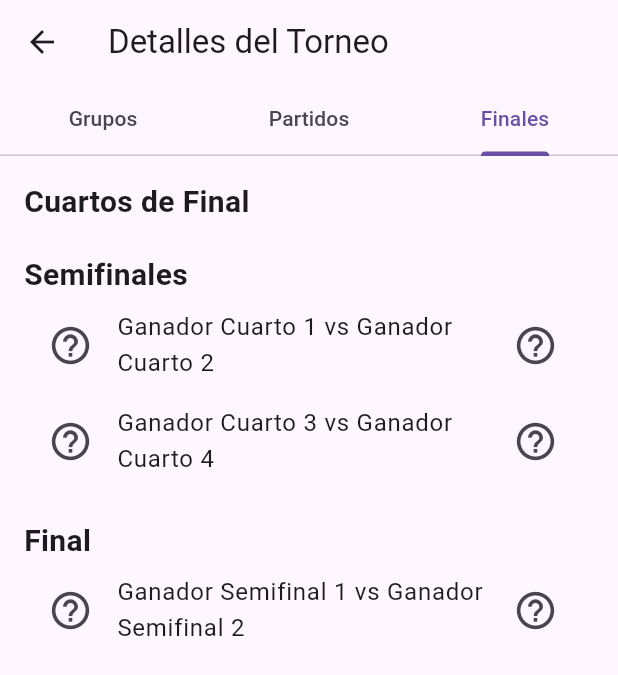
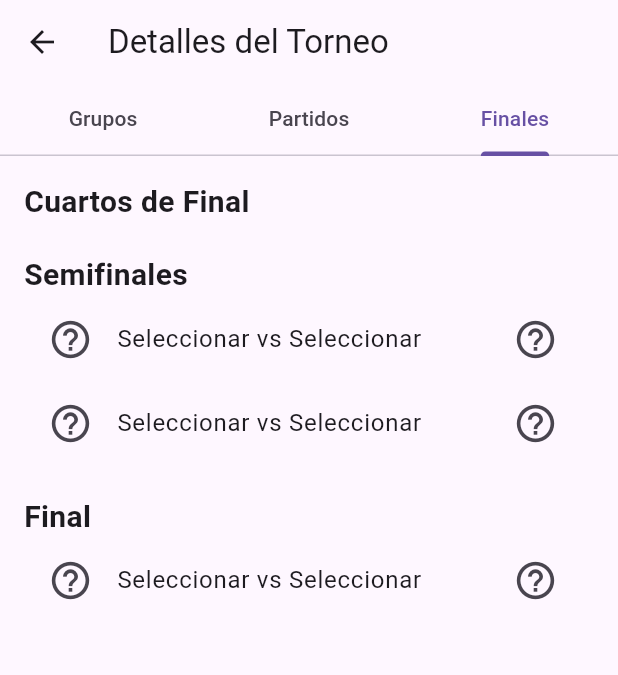
Before and after one commit to LuigiNieves/futudem, a Flutter app: the TournamentDetailScreen screen opened directly with empty values, tab 3 chosen, on a phone screen of 412 x 824 dp. Shown: the top 675 px of the screen. Run offline on Flutter 3.47's test engine with Material 3 defaults, Android fonts, the phone set to English and light mode, and no system bars.

Commit message:
seleccionar equipos finales

```diff
--- a/lib/screens/tournament/tournament_detail_screen.dart
+++ b/lib/screens/tournament/tournament_detail_screen.dart
@@ -1,11 +1,12 @@
 import 'package:flutter/material.dart';
 import 'package:futudem_app/models/team.dart';
+import 'package:futudem_app/models/match.dart';
 
-class TournamentDetailScreen extends StatelessWidget {
+class TournamentDetailScreen extends StatefulWidget {
   final List<Team> equipos;
   final Map<String, List<dynamic>> grupos;
   final Map<String, List<dynamic>> partidosPorJornada;
-  final List<dynamic> finales;
+  final List<Match> finales;
   final String role;
 
   const TournamentDetailScreen({
@@ -18,11 +19,23 @@ class TournamentDetailScreen extends StatelessWidget {
   });
 
   @override
+  State<TournamentDetailScreen> createState() => _TournamentDetailScreenState();
+}
+
+class _TournamentDetailScreenState extends State<TournamentDetailScreen> {
+  Team? semi1Home;
+  Team? semi1Away;
+  Team? semi2Home;
+  Team? semi2Away;
+  Team? finalHome;
+  Team? finalAway;
+
+  @override
   Widget build(BuildContext context) {
     final List<Tab> tabs = [];
     final List<Widget> tabViews = [];
 
-    if (role == 'admin') {
+    if (widget.role == 'admin') {
       tabs.add(const Tab(text: "Equipos"));
       tabViews.add(_buildEquipos());
     }
@@ -50,16 +63,13 @@ class TournamentDetailScreen extends StatelessWidget {
 
   Widget _buildEquipos() {
     return ListView.builder(
-      itemCount: equipos.length,
+      itemCount: widget.equipos.length,
       itemBuilder: (context, index) {
-        final equipo = equipos[index];
+        final equipo = widget.equipos[index];
         return ListTile(
           title: Row(
             children: [
-              Image.network(
-                equipo.flagUrl,
-                // errorBuilder: (context, error, stackTrace) => const Icon(Icons.error),
-              ),
+              Image.network(equipo.flagUrl),
               const SizedBox(width: 10),
               Text(equipo.name),
             ],
@@ -71,12 +81,10 @@ class TournamentDetailScreen extends StatelessWidget {
 
   Widget _buildGrupos() {
     return ListView(
-      children:
-          grupos.entries.map((entry) {
+      children: widget.grupos.entries.map((entry) {
         return ExpansionTile(
           title: Text("Grupo ${entry.key}"),
-              children:
-                  entry.value.map<Widget>((equipo) {
+          children: entry.value.map<Widget>((equipo) {
             return ListTile(
               leading: Image.network(equipo.flagUrl, width: 30),
               title: Text(equipo.name),
@@ -89,12 +97,10 @@ class TournamentDetailScreen extends StatelessWidget {
 
   Widget _buildPartidos() {
     return ListView(
-      children:
-          partidosPorJornada.entries.map((entry) {
+      children: widget.partidosPorJornada.entries.map((entry) {
         return ExpansionTile(
           title: Text(entry.key),
-              children:
-                  entry.value.map<Widget>((match) {
+          children: entry.value.map<Widget>((match) {
             return ListTile(
               title: Row(
                 mainAxisAlignment: MainAxisAlignment.center,
@@ -102,28 +108,26 @@ class TournamentDetailScreen extends StatelessWidget {
                   Expanded(
                     child: Text(
                       match.homeTeam.name,
-                              // overflow: TextOverflow.ellipsis,
                       textAlign: TextAlign.end,
-
                     ),
                   ),
-                          SizedBox(width: 8),
+                  const SizedBox(width: 8),
                   Image.network(
                     match.homeTeam.flagUrl,
                     width: 32,
                     height: 20,
                     fit: BoxFit.cover,
                   ),
-                          SizedBox(width: 8),
+                  const SizedBox(width: 8),
                   const Text("vs"),
-                          SizedBox(width: 8),
+                  const SizedBox(width: 8),
                   Image.network(
                     match.awayTeam.flagUrl,
                     width: 32,
                     height: 20,
                     fit: BoxFit.cover,
                   ),
-                          SizedBox(width: 8),
+                  const SizedBox(width: 8),
                   Expanded(
                     child: Text(
                       match.awayTeam.name,
@@ -145,30 +149,140 @@ padding: const EdgeInsets.all(16),
       children: [
         const Text('Cuartos de Final',
             style: TextStyle(fontSize: 20, fontWeight: FontWeight.bold)),
-...finales.map((match) => ListTile(
+        ...widget.finales.map((match) => ListTile(
               leading: Image.network(match.homeTeam.flagUrl, width: 30),
-title:
-Text('${match.homeTeam.name} vs ${match.awayTeam.name}'),
+              title: Text('${match.homeTeam.name} vs ${match.awayTeam.name}'),
               trailing: Image.network(match.awayTeam.flagUrl, width: 30),
             )),
         const SizedBox(height: 20),
         const Text('Semifinales',
             style: TextStyle(fontSize: 20, fontWeight: FontWeight.bold)),
-_buildPlaceholderTile('Ganador Cuarto 1', 'Ganador Cuarto 2'),
-_buildPlaceholderTile('Ganador Cuarto 3', 'Ganador Cuarto 4'),
+        _buildSemifinalTile(1, semi1Home, semi1Away),
+        _buildSemifinalTile(2, semi2Home, semi2Away),
         const SizedBox(height: 20),
         const Text('Final',
             style: TextStyle(fontSize: 20, fontWeight: FontWeight.bold)),
-_buildPlaceholderTile('Ganador Semifinal 1', 'Ganador Semifinal 2'),
+        _buildFinalTile(),
       ],
     );
   }
 
-Widget _buildPlaceholderTile(String homeName, String awayName) {
+  Widget _buildSemifinalTile(int semiNumber, Team? home, Team? away) {
     return ListTile(
-leading: const Icon(Icons.help_outline, size: 30),
-title: Text('$homeName vs $awayName'),
-trailing: const Icon(Icons.help_outline, size: 30),
+      leading: GestureDetector(
+        onTap: () async {
+          final selected = await _selectTeam();
+          if (selected != null) {
+            setState(() {
+              if (semiNumber == 1) semi1Home = selected;
+              if (semiNumber == 2) semi2Home = selected;
+            });
+          }
+        },
+        child: home != null
+            ? Image.network(home.flagUrl, width: 30)
+            : const Icon(Icons.help_outline, size: 30),
+      ),
+      title: Text('${home?.name ?? 'Seleccionar'} vs ${away?.name ?? 'Seleccionar'}'),
+      trailing: GestureDetector(
+        onTap: () async {
+          final selected = await _selectTeam();
+          if (selected != null) {
+            setState(() {
+              if (semiNumber == 1) semi1Away = selected;
+              if (semiNumber == 2) semi2Away = selected;
+            });
+          }
+        },
+        child: away != null
+            ? Image.network(away.flagUrl, width: 30)
+            : const Icon(Icons.help_outline, size: 30),
+      ),
     );
   }
+
+  Widget _buildFinalTile() {
+    return ListTile(
+      leading: GestureDetector(
+        onTap: () => _selectFinalTeam(isHome: true),
+        child: finalHome != null
+            ? Image.network(finalHome!.flagUrl, width: 30)
+            : const Icon(Icons.help_outline, size: 30),
+      ),
+      title: Text(
+        '${finalHome?.name ?? 'Seleccionar'} vs ${finalAway?.name ?? 'Seleccionar'}',
+      ),
+      trailing: GestureDetector(
+        onTap: () => _selectFinalTeam(isHome: false),
+        child: finalAway != null
+            ? Image.network(finalAway!.flagUrl, width: 30)
+            : const Icon(Icons.help_outline, size: 30),
+      ),
+    );
   }
+
+  Future<Team?> _selectTeam() async {
+
+     if (widget.role != 'admin') {
+    // No permitir selección si no es administrador
+    return null;
+  }
+
+    List<Team> availableTeams = [];
+
+    for (var match in widget.finales) {
+      availableTeams.add(match.homeTeam);
+      availableTeams.add(match.awayTeam);
+    }
+    return await showDialog<Team>(
+    context: context,
+    builder: (context) {
+      return SimpleDialog(
+        title: const Text('Selecciona un equipo'),
+        children: availableTeams.map((team) {
+          return SimpleDialogOption(
+            child: Text(team.name),
+            onPressed: () => Navigator.pop(context, team),
+          );
+        }).toList(),
+      );
+    },
+  );
+  }
+
+  void _selectFinalTeam({required bool isHome}) async {
+    List<Team> semifinalWinners = [];
+
+    if (semi1Home != null) semifinalWinners.add(semi1Home!);
+    if (semi1Away != null) semifinalWinners.add(semi1Away!);
+    if (semi2Home != null) semifinalWinners.add(semi2Home!);
+    if (semi2Away != null) semifinalWinners.add(semi2Away!);
+
+    if (semifinalWinners.isEmpty) return;
+
+    final Team? selected = await showDialog<Team>(
+      context: context,
+      builder: (context) {
+        return SimpleDialog(
+          title: const Text('Selecciona un finalista'),
+          children: semifinalWinners.map((team) {
+            return SimpleDialogOption(
+              child: Text(team.name),
+              onPressed: () => Navigator.pop(context, team),
+            );
+          }).toList(),
+        );
+      },
+    );
+
+    if (selected != null) {
+      setState(() {
+        if (isHome) {
+          finalHome = selected;
+        } else {
+          finalAway = selected;
+        }
+      });
+    }
+  }
+}
```
Lines whose indentation alone changed are shown as unchanged.
